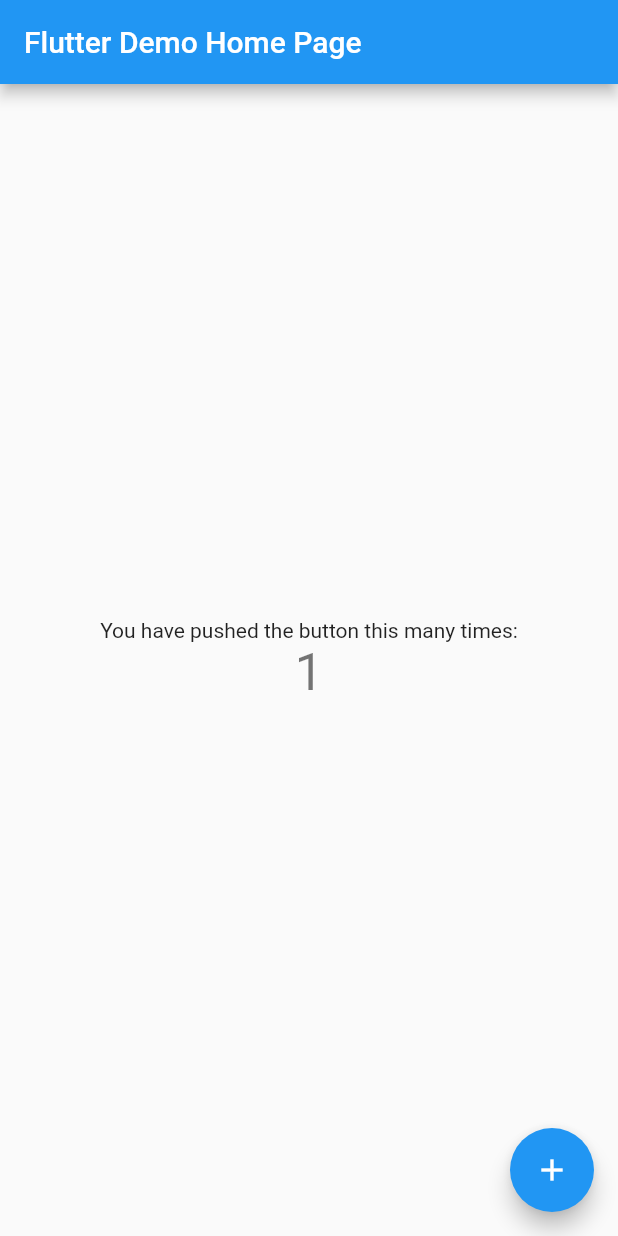
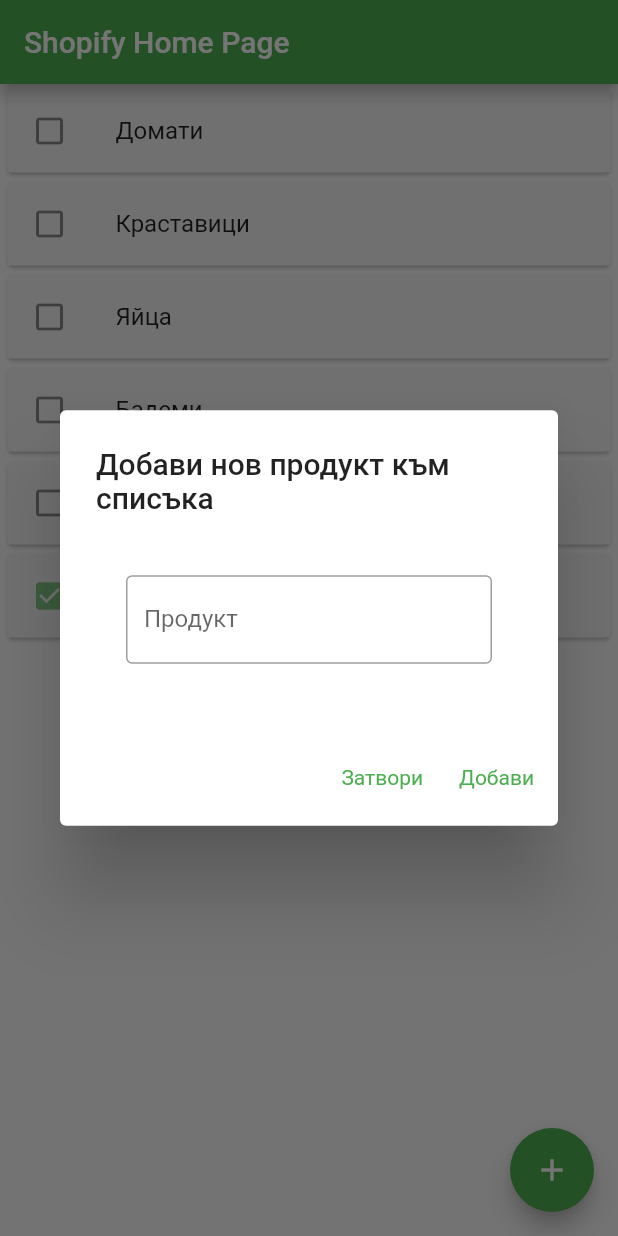
Before and after one commit to AJMitev/Shoppify, a Flutter app: the screen it shows after launch, after a tap on the "add" icon, on a phone screen of 412 x 824 dp. Run offline on Flutter 3.47's test engine with Material 2 defaults, Android fonts, the phone set to English and light mode, and no system bars.

Commit message:
Update main screen, adding models and some mock data.

```diff
--- /dev/null
+++ b/lib/items.dart
@@ -0,0 +1,179 @@
+import 'package:flutter/material.dart';
+import 'package:shoppify/mock/mock_item.dart';
+import 'package:shoppify/models/item.dart';
+
+class ItemsPage extends StatefulWidget {
+  ItemsPage({Key? key, required this.title}) : super(key: key);
+
+  final String title;
+
+  @override
+  _ItemsPageState createState() => _ItemsPageState();
+}
+
+class _ItemsPageState extends State<ItemsPage> {
+  final _items = <Item>[];
+  final _itemAddController = TextEditingController();
+
+  // @override
+  Widget build(BuildContext context) {
+    if (this._items.length == 0) {
+      this._items.addAll(MockItem.fetchAll());
+    }
+
+    return Scaffold(
+      appBar: AppBar(
+        title: Text(widget.title),
+      ),
+      body: _createList(this._items),
+      floatingActionButton: FloatingActionButton(
+        onPressed: _addItem,
+        child: Icon(Icons.add),
+      ),
+    );
+  }
+
+  Widget _createList(List<Item> items) {
+    if (items.length == 0) {
+      return Center(child: const Text('Няма добавени продукти за покупка.'));
+    }
+
+    return ListView.builder(
+        itemCount: items.length,
+        itemBuilder: (BuildContext context, int index) {
+          return _createListItem(items[index], index);
+        });
+  }
+
+  Widget _createListItem(Item item, int index) {
+    return Dismissible(
+        key: UniqueKey(),
+
+        // only allows the user swipe from right to left
+        direction: DismissDirection.endToStart,
+
+        // Remove this product from the list
+        // In production enviroment, you may want to send some request to delete it on server side
+        onDismissed: (_) {
+          setState(() {
+            this._items.removeAt(index);
+          });
+        },
+
+        // Display item's title, price...
+        child: Card(
+            margin: EdgeInsets.symmetric(horizontal: 5, vertical: 3),
+            child: ListTile(
+                title: Text("${item.name}",
+                    style: TextStyle(
+                        decoration:
+                            item.isBought ? TextDecoration.lineThrough : null)),
+                tileColor: Colors.grey.shade100,
+                leading: Icon(
+                  item.isBought
+                      ? Icons.check_box
+                      : Icons.check_box_outline_blank,
+                  color: item.isBought ? Colors.green.shade300 : null,
+                ),
+                onTap: () => {
+                      setState(() {
+                        item.isBought = !item.isBought;
+                        if (item.isBought) {
+                          this._items.remove(item);
+                          this._items.add(item);
+                        }
+                      })
+                    })),
+        background: Container(
+            color: Colors.red.shade900,
+            margin: EdgeInsets.symmetric(horizontal: 15),
+            alignment: Alignment.centerRight,
+            child: Icon(
+              Icons.delete,
+              color: Colors.white,
+            )));
+  }
+
+  _addItem() {
+    showDialog(
+        context: context,
+        builder: (context) => new AlertDialog(
+              title: const Text('Добави нов продукт към списъка'),
+              content: new Column(
+                mainAxisSize: MainAxisSize.min,
+                crossAxisAlignment: CrossAxisAlignment.start,
+                children: <Widget>[
+                  Padding(
+                    padding: EdgeInsets.all(20),
+                    child: TextField(
+                      controller: this._itemAddController,
+                      decoration: InputDecoration(
+                        border: OutlineInputBorder(),
+                        labelText: 'Продукт',
+                      ),
+                    ),
+                  )
+                ],
+              ),
+              actions: <Widget>[
+                new TextButton(
+                  onPressed: _closeAndClearDialog,
+                  style: TextButton.styleFrom(
+                      textStyle: TextStyle(color: Colors.grey.shade300)),
+                  child: const Text('Затвори'),
+                ),
+                new TextButton(
+                  onPressed: _addNewItemToBuy,
+                  style: TextButton.styleFrom(
+                      textStyle:
+                          TextStyle(color: Theme.of(context).primaryColor)),
+                  child: const Text('Добави'),
+                ),
+              ],
+            ));
+  }
+
+  _addNewItemToBuy() {
+    if (this._itemAddController.text.trim().isEmpty) {
+      return;
+    }
+
+    final newItem = Item(this._itemAddController.text);
+    if (this._items.where((element) => element.name == newItem.name).length >
+        0) {
+      showDialog(
+          context: context,
+          builder: (context) => new AlertDialog(
+                title: const Text('Внимание!'),
+                content: new Column(
+                  mainAxisSize: MainAxisSize.min,
+                  crossAxisAlignment: CrossAxisAlignment.start,
+                  children: <Widget>[
+                    Text("Продукт с име ${newItem.name} вече съществува!")
+                  ],
+                ),
+                actions: <Widget>[
+                  new TextButton(
+                    onPressed: _closeAndClearDialog,
+                    style: TextButton.styleFrom(
+                        textStyle: TextStyle(color: Colors.grey)),
+                    child: const Text('Добре'),
+                  ),
+                ],
+              ));
+      return;
+    }
+
+    setState(() {
+      this._items.add(newItem);
+      this._itemAddController.text = "";
+    });
+
+    Navigator.of(context).pop();
+  }
+
+  _closeAndClearDialog() {
+    this._itemAddController.text = "";
+    Navigator.of(context).pop();
+  }
+}
--- a/lib/main.dart
+++ b/lib/main.dart
@@ -1,113 +1,20 @@
 import 'package:flutter/material.dart';
+import 'package:shoppify/items.dart';
 
 void main() {
-  runApp(MyApp());
+  runApp(App());
 }
 
-class MyApp extends StatelessWidget {
+class App extends StatelessWidget {
   // This widget is the root of your application.
   @override
   Widget build(BuildContext context) {
     return MaterialApp(
-      title: 'Flutter Demo',
+      title: 'Shopify',
       theme: ThemeData(
-        // This is the theme of your application.
-        //
-        // Try running your application with "flutter run". You'll see the
-        // application has a blue toolbar. Then, without quitting the app, try
-        // changing the primarySwatch below to Colors.green and then invoke
-        // "hot reload" (press "r" in the console where you ran "flutter run",
-        // or simply save your changes to "hot reload" in a Flutter IDE).
-        // Notice that the counter didn't reset back to zero; the application
-        // is not restarted.
-        primarySwatch: Colors.blue,
+        primarySwatch: Colors.green,
       ),
-      home: MyHomePage(title: 'Flutter Demo Home Page'),
+      home: ItemsPage(title: 'Shopify Home Page'),
     );
   }
 }
-
-class MyHomePage extends StatefulWidget {
-  MyHomePage({Key? key, required this.title}) : super(key: key);
-
-  // This widget is the home page of your application. It is stateful, meaning
-  // that it has a State object (defined below) that contains fields that affect
-  // how it looks.
-
-  // This class is the configuration for the state. It holds the values (in this
-  // case the title) provided by the parent (in this case the App widget) and
-  // used by the build method of the State. Fields in a Widget subclass are
-  // always marked "final".
-
-  final String title;
-
-  @override
-  _MyHomePageState createState() => _MyHomePageState();
-}
-
-class _MyHomePageState extends State<MyHomePage> {
-  int _counter = 0;
-
-  void _incrementCounter() {
-    setState(() {
-      // This call to setState tells the Flutter framework that something has
-      // changed in this State, which causes it to rerun the build method below
-      // so that the display can reflect the updated values. If we changed
-      // _counter without calling setState(), then the build method would not be
-      // called again, and so nothing would appear to happen.
-      _counter++;
-    });
-  }
-
-  @override
-  Widget build(BuildContext context) {
-    // This method is rerun every time setState is called, for instance as done
-    // by the _incrementCounter method above.
-    //
-    // The Flutter framework has been optimized to make rerunning build methods
-    // fast, so that you can just rebuild anything that needs updating rather
-    // than having to individually change instances of widgets.
-    return Scaffold(
-      appBar: AppBar(
-        // Here we take the value from the MyHomePage object that was created by
-        // the App.build method, and use it to set our appbar title.
-        title: Text(widget.title),
-      ),
-      body: Center(
-        // Center is a layout widget. It takes a single child and positions it
-        // in the middle of the parent.
-        child: Column(
-          // Column is also a layout widget. It takes a list of children and
-          // arranges them vertically. By default, it sizes itself to fit its
-          // children horizontally, and tries to be as tall as its parent.
-          //
-          // Invoke "debug painting" (press "p" in the console, choose the
-          // "Toggle Debug Paint" action from the Flutter Inspector in Android
-          // Studio, or the "Toggle Debug Paint" command in Visual Studio Code)
-          // to see the wireframe for each widget.
-          //
-          // Column has various properties to control how it sizes itself and
-          // how it positions its children. Here we use mainAxisAlignment to
-          // center the children vertically; the main axis here is the vertical
-          // axis because Columns are vertical (the cross axis would be
-          // horizontal).
-          mainAxisAlignment: MainAxisAlignment.center,
-          children: <Widget>[
-            Text(
-              'You have pushed the button this many times:',
-            ),
-            Text(
-              '$_counter',
-              style: Theme.of(context).textTheme.headline4,
-            ),
-          ],
-        ),
-      ),
-      floatingActionButton: FloatingActionButton(
-        onPressed: _incrementCounter,
-        tooltip: 'Increment',
-        child: Icon(Icons.add),
-      ), // This trailing comma makes auto-formatting nicer for build methods.
-    );
-  }
-}
--- /dev/null
+++ b/lib/mock/mock_item.dart
@@ -0,0 +1,22 @@
+import 'package:shoppify/models/item.dart';
+
+import '../models/item.dart';
+
+class MockItem {
+  static Item fetchAny() {
+    return Item("Домат");
+  }
+
+  static List<Item> fetchAll() {
+    return <Item>[
+      Item("Домати"),
+      Item("Краставици"),
+      Item("Яйца"),
+      Item(
+        "Бадеми",
+      ),
+      Item("Кисело Мляко"),
+      Item("Лютеница", isBought: true),
+    ];
+  }
+}
--- /dev/null
+++ b/lib/models/item.dart
@@ -0,0 +1,5 @@
+class Item {
+  final String name;
+  bool isBought;
+  Item(this.name, {this.isBought = false});
+}
```
Also changed, not shown: 2 other files.
